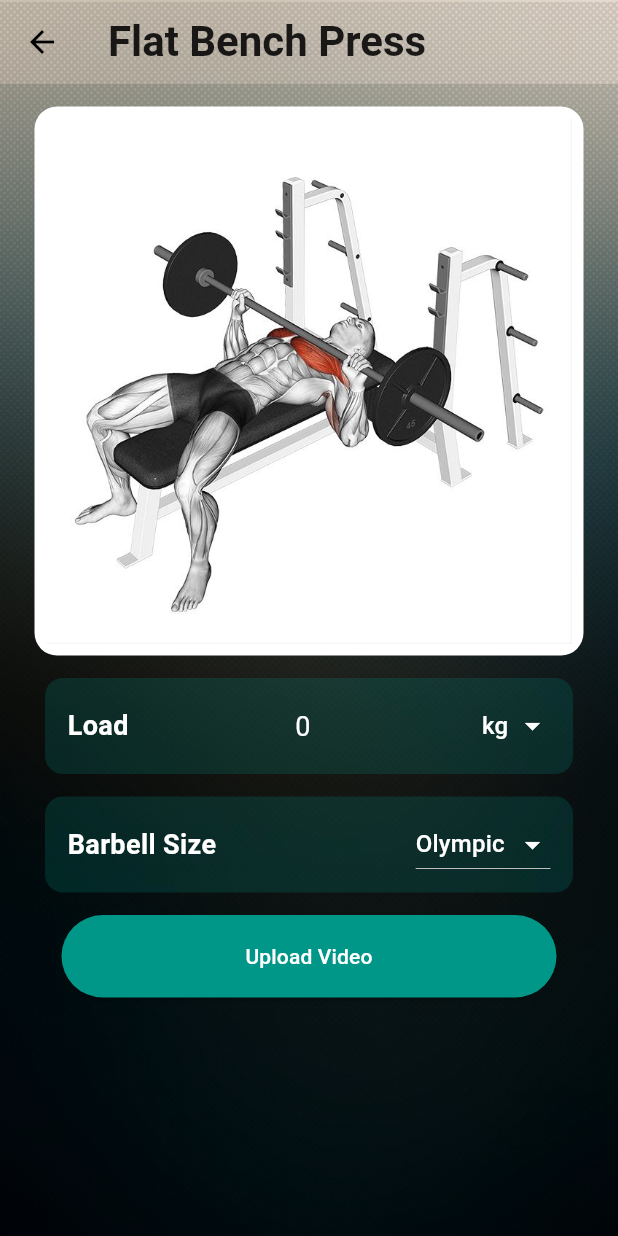
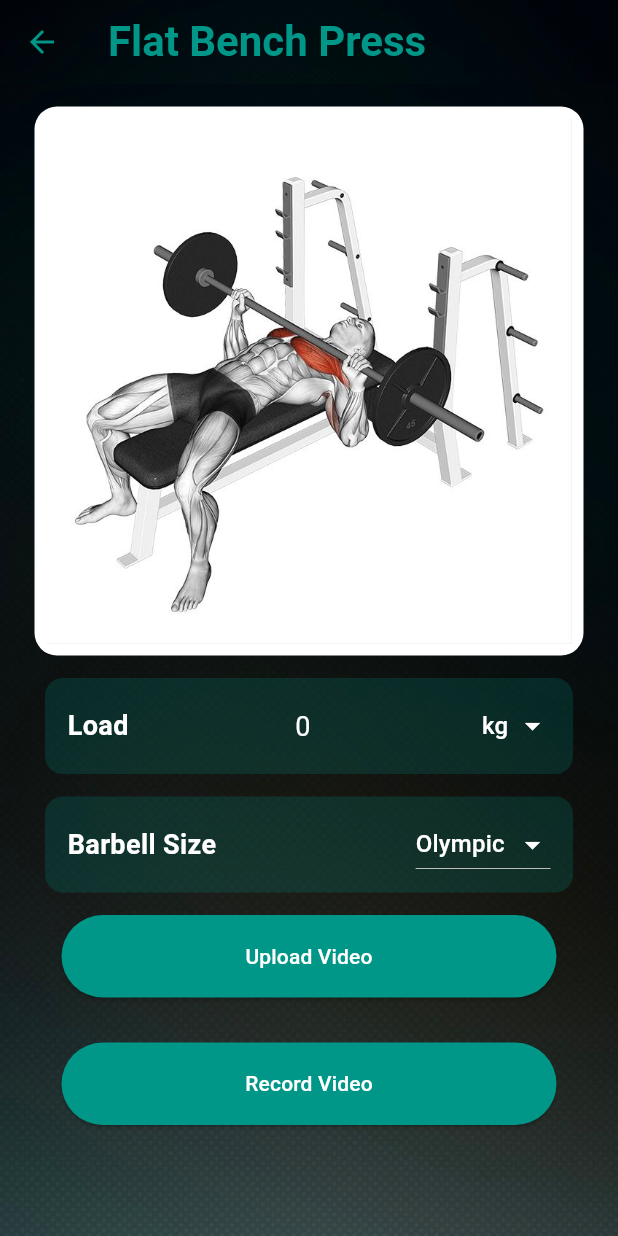
Before and after one commit to jawmango/Barbell-Velocity-Tracker, a Flutter app: the ExercisePage screen opened directly, after a tap on an icon or button, on a phone screen of 412 x 824 dp. Run offline on Flutter 3.47's test engine with Material 3 defaults, Android fonts, the phone set to English and light mode, and no system bars; our stand-ins replace fl_chart, image_picker, loading_animation_widget, video_player; missing offline and left inert: flutter_mjpeg.

Commit message:
final defense

```diff
--- a/APP/barbell_velocity/lib/exercise.dart
+++ b/APP/barbell_velocity/lib/exercise.dart
@@ -13,15 +13,15 @@ class ExercisePage extends StatelessWidget {
         title: const Text('Choose an Exercise', style: TextStyle(
                   fontSize: 30,
                   fontWeight: FontWeight.bold,
-                  color: Colors.black,
+                  color: Colors.teal,
                 ),),
-        iconTheme: const IconThemeData(color: Colors.black,),
+        iconTheme: const IconThemeData(color: Colors.teal,),
         backgroundColor: Colors.transparent,
         elevation: 0,
         flexibleSpace: Container(
             decoration: const BoxDecoration(
               image: DecorationImage(
-                image: AssetImage("assets/bg_7.JPG"),
+                image: AssetImage("assets/bg_9.jpg"),
                 alignment: Alignment.topCenter,
                 fit: BoxFit.cover,
               ),
@@ -31,7 +31,7 @@ class ExercisePage extends StatelessWidget {
       body: Container(
             decoration: const BoxDecoration(
               image: DecorationImage(
-                image: AssetImage("assets/bg_7.JPG"),
+                image: AssetImage("assets/bg_9.jpg"),
                 alignment: Alignment.bottomCenter,
                 fit: BoxFit.cover,
               ),
@@ -87,7 +87,7 @@ class ExercisePage extends StatelessWidget {
                     style: const TextStyle(
                       fontSize: 23,
                       fontWeight: FontWeight.bold,
-                      color: Colors.black,
+                      color: Colors.white70,
                     ),
                   ),
                 ),
--- a/APP/barbell_velocity/lib/exerciseInput.dart
+++ b/APP/barbell_velocity/lib/exerciseInput.dart
@@ -13,7 +13,7 @@ class ExerciseInputPage extends StatefulWidget {
     super.key,
     required this.exerciseName,
     required this.imagePath,
-    this.backgroundImage = "assets/bg_7.JPG",
+    this.backgroundImage = "assets/bg_9.jpg",
   });
 
   @override
@@ -31,13 +31,13 @@ class _ExerciseInputPageState extends State<ExerciseInputPage> {
   bool isUploading = false;
   String? filename;
 
-  void _uploadVideo() async {
+  void _uploadVideo({required bool isGallery}) async {
     setState(() {
       isUploading = true;
     });
 
     try {
-      final uploadedfilename = await uploadVideo();
+      final uploadedfilename = await uploadVideo(isGallery);
       if (uploadedfilename != null) filename = uploadedfilename;
       final file = await getProcessedVideo(
           filename!, widget.exerciseName, _loadController.text, _barbellSize);
@@ -82,18 +82,18 @@ class _ExerciseInputPageState extends State<ExerciseInputPage> {
             style: const TextStyle(
               fontSize: 28,
               fontWeight: FontWeight.bold,
-              color: Colors.black87,
+              color: Colors.teal,
             ),
           ),
           iconTheme: const IconThemeData(
-            color: Colors.black,
+            color: Colors.teal,
           ),
           backgroundColor: Colors.transparent,
           elevation: 0,
           flexibleSpace: Container(
             decoration: const BoxDecoration(
               image: DecorationImage(
-                image: AssetImage("assets/bg_7.JPG"),
+                image: AssetImage("assets/bg_9.jpg"),
                 alignment: Alignment.topCenter,
                 fit: BoxFit.cover,
               ),
@@ -102,6 +102,7 @@ class _ExerciseInputPageState extends State<ExerciseInputPage> {
           automaticallyImplyLeading: isUploading ? false : true,
         ),
         body: Container(
+          height: MediaQuery.of(context).size.height,
           decoration: BoxDecoration(
             image: DecorationImage(
               image: AssetImage(widget.backgroundImage),
@@ -109,6 +110,8 @@ class _ExerciseInputPageState extends State<ExerciseInputPage> {
               fit: BoxFit.cover,
             ),
           ),
+          child: SingleChildScrollView(
+            keyboardDismissBehavior: ScrollViewKeyboardDismissBehavior.onDrag,
             child: Column(
               children: [
                 const SizedBox(height: 15),
@@ -159,6 +162,7 @@ class _ExerciseInputPageState extends State<ExerciseInputPage> {
                 const SizedBox(height: 15),
                 uploadVideoSection(),
               ],
+            ),
           ),
         ),
       ),
@@ -252,8 +256,11 @@ class _ExerciseInputPageState extends State<ExerciseInputPage> {
                   ),
                 ],
               )
-            : ElevatedButton(
-                onPressed: _uploadVideo,
+            : Column(
+                spacing: 30,
+                children: [
+                  ElevatedButton(
+                    onPressed: () => _uploadVideo(isGallery: true),
                     style: ElevatedButton.styleFrom(
                       backgroundColor: Colors.teal,
                       foregroundColor: Colors.white,
@@ -261,9 +268,20 @@ class _ExerciseInputPageState extends State<ExerciseInputPage> {
                     ),
                     child: const Text('Upload Video'),
                   ),
+                  ElevatedButton(
+                    onPressed: () => _uploadVideo(isGallery: false),
+                    style: ElevatedButton.styleFrom(
+                      backgroundColor: Colors.teal,
+                      foregroundColor: Colors.white,
+                      fixedSize: const Size(330, 55),
+                    ),
+                    child: const Text('Record Video'),
+                  ),
+                ],
+              ),
         if (processedVideoFile != null && !isUploading)
           Padding(
-            padding: const EdgeInsets.all(33.0),
+            padding: const EdgeInsets.all(30.0),
             child: ElevatedButton(
               onPressed: () {
                 Navigator.push(
@@ -277,34 +295,13 @@ class _ExerciseInputPageState extends State<ExerciseInputPage> {
                 );
               },
               style: ElevatedButton.styleFrom(
-                backgroundColor: Colors.teal, // Change background color
-                foregroundColor: Colors.white, // Text color
+                backgroundColor: Colors.teal,
+                foregroundColor: Colors.white,
                 fixedSize: const Size(330, 55),
               ),
               child: const Text('Play Processed Video'),
             ),
           ),
-        // if (summaryFile != null && !isUploading)
-        //   Padding(
-        //     padding: const EdgeInsets.all(8.0),
-        //     child: ElevatedButton(
-        //       onPressed: () {
-        //         Navigator.push(
-        //           context,
-        //           MaterialPageRoute(
-        //             builder: (context) =>
-        //                 GraphPage(summaryFile: summaryFile!),
-        //           ),
-        //         );
-        //       },
-        //       style: ElevatedButton.styleFrom(
-        //         backgroundColor: Colors.teal, // Change background color
-        //         foregroundColor: Colors.white, // Text color
-        //         fixedSize: const Size(330, 55),
-        //       ),
-        //       child: const Text('View Summary'),
-        //     ),
-        //   ),
       ],
     );
   }
```
Also changed, not shown: APP/barbell_velocity/lib/function.dart (+10 -10 lines), APP/barbell_velocity/lib/guide_page.dart (+5 -5 lines), APP/barbell_velocity/lib/home.dart (+5 -5 lines), APP/barbell_velocity/lib/repetition_page.dart (+47 -26 lines), 12 other files. Lines whose indentation alone changed are shown as unchanged.
